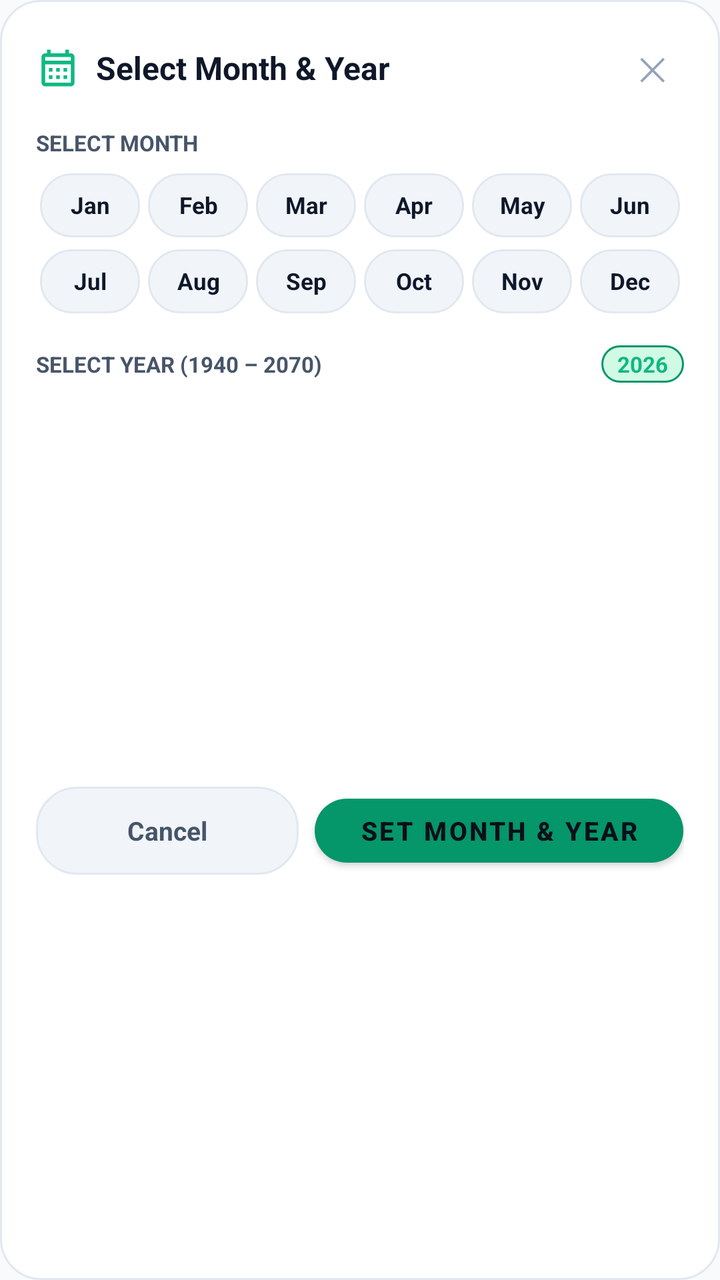
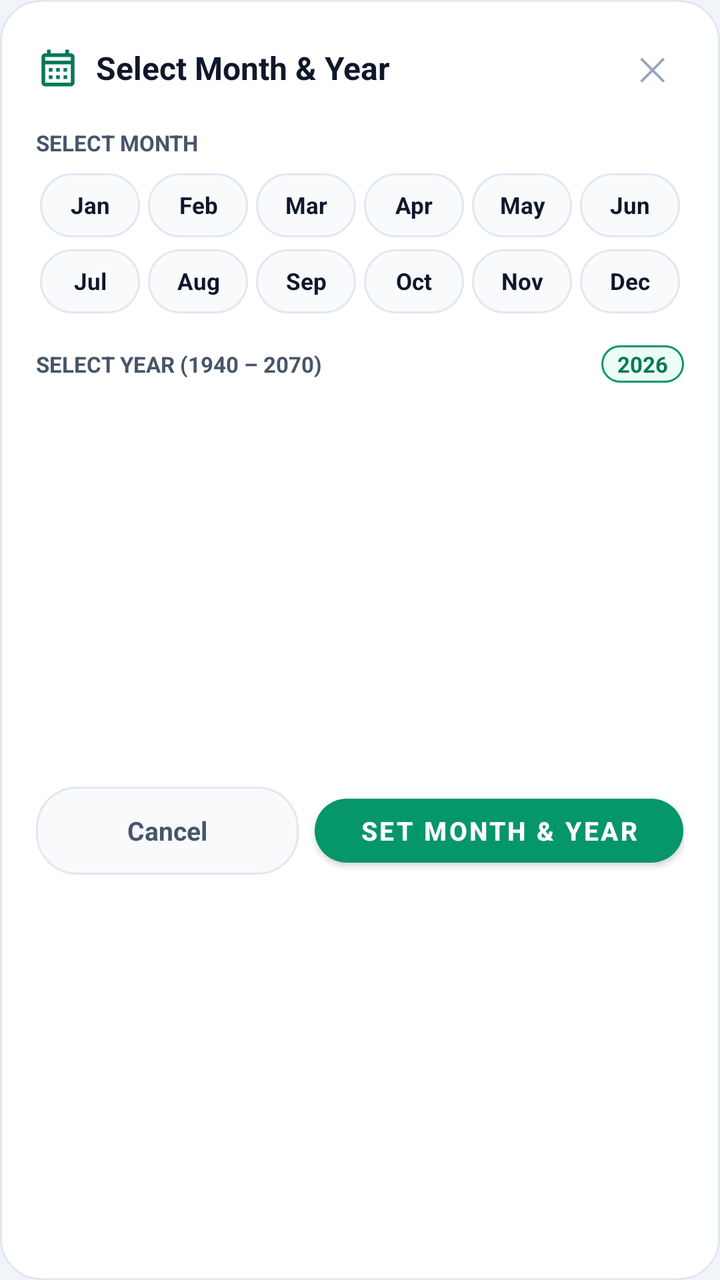

The first picture is an Android layout as it rendered before a commit; the second is the same layout after the commit. The layout source and the unified diff follow.
<!-- AndroidManifest.xml: application theme AppTheme -->
<!-- res/layout/dialog_select_month_year.xml -->
<?xml version="1.0" encoding="utf-8"?>
<LinearLayout
    xmlns:android="http://schemas.android.com/apk/res/android"
    xmlns:app="http://schemas.android.com/apk/res-auto"
    android:layout_width="match_parent"
    android:layout_height="wrap_content"
    android:orientation="vertical"
    android:background="@drawable/bg_dialog_calendar"
    android:padding="18dp">

    
    <LinearLayout
        android:layout_width="match_parent"
        android:layout_height="wrap_content"
        android:orientation="horizontal"
        android:gravity="center_vertical">

        <ImageView
            android:layout_width="22dp"
            android:layout_height="22dp"
            android:src="@drawable/ic_calendar"
            android:tint="@color/green_mint"
            android:layout_marginEnd="8dp"
            android:contentDescription="Calendar" />

        <TextView
            android:layout_width="0dp"
            android:layout_height="wrap_content"
            android:layout_weight="1"
            android:text="Select Month &amp; Year"
            android:textColor="@color/text_primary"
            android:textSize="16sp"
            android:textStyle="bold" />

        <TextView
            android:id="@+id/tvCloseMonthYear"
            android:layout_width="32dp"
            android:layout_height="32dp"
            android:gravity="center"
            android:text="✕"
            android:textColor="@color/text_muted"
            android:textSize="16sp"
            android:clickable="true"
            android:focusable="true" />
    </LinearLayout>

    
    <TextView
        android:layout_width="wrap_content"
        android:layout_height="wrap_content"
        android:layout_marginTop="14dp"
        android:layout_marginBottom="6dp"
        android:text="SELECT MONTH"
        android:textColor="@color/text_secondary"
        android:textSize="11sp"
        android:textStyle="bold" />

    
    <LinearLayout
        android:layout_width="match_parent"
        android:layout_height="wrap_content"
        android:orientation="horizontal">

        <TextView
            android:id="@+id/btnMonth0"
            android:layout_width="0dp"
            android:layout_height="32dp"
            android:layout_weight="1"
            android:layout_margin="2dp"
            android:background="@drawable/bg_pill_dark"
            android:gravity="center"
            android:text="Jan"
            android:textColor="@color/text_primary"
            android:textSize="11.5sp"
            android:textStyle="bold"
            android:clickable="true"
            android:focusable="true" />

        <TextView
            android:id="@+id/btnMonth1"
            android:layout_width="0dp"
            android:layout_height="32dp"
            android:layout_weight="1"
            android:layout_margin="2dp"
            android:background="@drawable/bg_pill_dark"
            android:gravity="center"
            android:text="Feb"
            android:textColor="@color/text_primary"
            android:textSize="11.5sp"
            android:textStyle="bold"
            android:clickable="true"
            android:focusable="true" />

        <TextView
            android:id="@+id/btnMonth2"
            android:layout_width="0dp"
            android:layout_height="32dp"
            android:layout_weight="1"
            android:layout_margin="2dp"
            android:background="@drawable/bg_pill_dark"
            android:gravity="center"
            android:text="Mar"
            android:textColor="@color/text_primary"
            android:textSize="11.5sp"
            android:textStyle="bold"
            android:clickable="true"
            android:focusable="true" />

        <TextView
            android:id="@+id/btnMonth3"
            android:layout_width="0dp"
            android:layout_height="32dp"
            android:layout_weight="1"
            android:layout_margin="2dp"
            android:background="@drawable/bg_pill_dark"
            android:gravity="center"
            android:text="Apr"
            android:textColor="@color/text_primary"
            android:textSize="11.5sp"
            android:textStyle="bold"
            android:clickable="true"
            android:focusable="true" />

        <TextView
            android:id="@+id/btnMonth4"
            android:layout_width="0dp"
            android:layout_height="32dp"
            android:layout_weight="1"
            android:layout_margin="2dp"
            android:background="@drawable/bg_pill_dark"
            android:gravity="center"
            android:text="May"
            android:textColor="@color/text_primary"
            android:textSize="11.5sp"
            android:textStyle="bold"
            android:clickable="true"
            android:focusable="true" />

        <TextView
            android:id="@+id/btnMonth5"
            android:layout_width="0dp"
            android:layout_height="32dp"
            android:layout_weight="1"
            android:layout_margin="2dp"
            android:background="@drawable/bg_pill_dark"
            android:gravity="center"
            android:text="Jun"
            android:textColor="@color/text_primary"
            android:textSize="11.5sp"
            android:textStyle="bold"
            android:clickable="true"
            android:focusable="true" />
    </LinearLayout>

    <LinearLayout
        android:layout_width="match_parent"
        android:layout_height="wrap_content"
        android:layout_marginTop="2dp"
        android:orientation="horizontal">

        <TextView
            android:id="@+id/btnMonth6"
            android:layout_width="0dp"
            android:layout_height="32dp"
            android:layout_weight="1"
            android:layout_margin="2dp"
            android:background="@drawable/bg_pill_dark"
            android:gravity="center"
            android:text="Jul"
            android:textColor="@color/text_primary"
            android:textSize="11.5sp"
            android:textStyle="bold"
            android:clickable="true"
            android:focusable="true" />

        <TextView
            android:id="@+id/btnMonth7"
            android:layout_width="0dp"
            android:layout_height="32dp"
            android:layout_weight="1"
            android:layout_margin="2dp"
            android:background="@drawable/bg_pill_dark"
            android:gravity="center"
            android:text="Aug"
            android:textColor="@color/text_primary"
            android:textSize="11.5sp"
            android:textStyle="bold"
            android:clickable="true"
            android:focusable="true" />

        <TextView
            android:id="@+id/btnMonth8"
            android:layout_width="0dp"
            android:layout_height="32dp"
            android:layout_weight="1"
            android:layout_margin="2dp"
            android:background="@drawable/bg_pill_dark"
            android:gravity="center"
            android:text="Sep"
            android:textColor="@color/text_primary"
            android:textSize="11.5sp"
            android:textStyle="bold"
            android:clickable="true"
            android:focusable="true" />

        <TextView
            android:id="@+id/btnMonth9"
            android:layout_width="0dp"
            android:layout_height="32dp"
            android:layout_weight="1"
            android:layout_margin="2dp"
            android:background="@drawable/bg_pill_dark"
            android:gravity="center"
            android:text="Oct"
            android:textColor="@color/text_primary"
            android:textSize="11.5sp"
            android:textStyle="bold"
            android:clickable="true"
            android:focusable="true" />

        <TextView
            android:id="@+id/btnMonth10"
            android:layout_width="0dp"
            android:layout_height="32dp"
            android:layout_weight="1"
            android:layout_margin="2dp"
            android:background="@drawable/bg_pill_dark"
            android:gravity="center"
            android:text="Nov"
            android:textColor="@color/text_primary"
            android:textSize="11.5sp"
            android:textStyle="bold"
            android:clickable="true"
            android:focusable="true" />

        <TextView
            android:id="@+id/btnMonth11"
            android:layout_width="0dp"
            android:layout_height="32dp"
            android:layout_weight="1"
            android:layout_margin="2dp"
            android:background="@drawable/bg_pill_dark"
            android:gravity="center"
            android:text="Dec"
            android:textColor="@color/text_primary"
            android:textSize="11.5sp"
            android:textStyle="bold"
            android:clickable="true"
            android:focusable="true" />
    </LinearLayout>

    
    <LinearLayout
        android:layout_width="match_parent"
        android:layout_height="wrap_content"
        android:layout_marginTop="14dp"
        android:orientation="horizontal"
        android:gravity="center_vertical">

        <TextView
            android:layout_width="0dp"
            android:layout_height="wrap_content"
            android:layout_weight="1"
            android:text="SELECT YEAR (1940 – 2070)"
            android:textColor="@color/text_secondary"
            android:textSize="11sp"
            android:textStyle="bold" />

        <TextView
            android:id="@+id/tvCurrentYearSelectedBadge"
            android:layout_width="wrap_content"
            android:layout_height="wrap_content"
            android:background="@drawable/bg_chip_green"
            android:text="2026"
            android:textColor="@color/green_mint"
            android:textSize="11sp"
            android:textStyle="bold"
            android:paddingStart="8dp"
            android:paddingEnd="8dp"
            android:paddingTop="2dp"
            android:paddingBottom="2dp" />
    </LinearLayout>

    
    <HorizontalScrollView
        android:layout_width="match_parent"
        android:layout_height="wrap_content"
        android:scrollbars="none"
        android:layout_marginTop="8dp">

        <LinearLayout
            android:id="@+id/layoutDecadeChips"
            android:layout_width="wrap_content"
            android:layout_height="wrap_content"
            android:orientation="horizontal">

            
        </LinearLayout>
    </HorizontalScrollView>

    
    <androidx.recyclerview.widget.RecyclerView
        android:id="@+id/rvYearGrid"
        android:layout_width="match_parent"
        android:layout_height="170dp"
        android:layout_marginTop="8dp"
        android:scrollbars="vertical" />

    
    <LinearLayout
        android:layout_width="match_parent"
        android:layout_height="wrap_content"
        android:layout_marginTop="16dp"
        android:orientation="horizontal">

        <TextView
            android:id="@+id/btnCancelMonthYear"
            android:layout_width="0dp"
            android:layout_height="44dp"
            android:layout_weight="1"
            android:layout_marginEnd="8dp"
            android:background="@drawable/bg_pill_dark"
            android:gravity="center"
            android:text="Cancel"
            android:textColor="@color/text_secondary"
            android:textSize="13sp"
            android:textStyle="bold"
            android:clickable="true"
            android:focusable="true" />

        <com.google.android.material.button.MaterialButton
            android:id="@+id/btnApplyMonthYear"
            android:layout_width="0dp"
            android:layout_height="44dp"
            android:layout_weight="1.4"
            android:text="Set Month &amp; Year"
            android:textColor="#0B0F19"
            android:textSize="13sp"
            android:textStyle="bold"
            app:backgroundTint="@color/green_emerald"
            app:cornerRadius="22dp" />
    </LinearLayout>

</LinearLayout>
<!-- resources referenced by this layout -->
<resources>
  <color name="green_emerald">#059669</color>
  <color name="green_mint">#10B981</color>
  <color name="text_muted">#94A3B8</color>
  <color name="text_primary">#0F172A</color>
  <color name="text_secondary">#475569</color>
  <!-- drawable bg_chip_green (drawable) -->
  <?xml version="1.0" encoding="utf-8"?>
  <shape xmlns:android="http://schemas.android.com/apk/res/android"
      android:shape="rectangle">
      <solid android:color="@color/green_bg" />
      <corners android:radius="12dp" />
      <stroke
          android:width="1dp"
          android:color="@color/green_emerald" />
  </shape>
  <!-- drawable bg_dialog_calendar (drawable) -->
  <?xml version="1.0" encoding="utf-8"?>
  <shape xmlns:android="http://schemas.android.com/apk/res/android"
      android:shape="rectangle">
      <solid android:color="@color/bg_card" />
      <corners android:radius="20dp" />
      <stroke android:width="1dp" android:color="@color/border_dark" />
  </shape>
  <!-- drawable bg_pill_dark (drawable) -->
  <?xml version="1.0" encoding="utf-8"?>
  <shape xmlns:android="http://schemas.android.com/apk/res/android"
      android:shape="rectangle">
      <solid android:color="@color/bg_card_secondary" />
      <corners android:radius="20dp" />
      <stroke
          android:width="1dp"
          android:color="@color/border_dark" />
  </shape>
  <!-- drawable ic_calendar (drawable) -->
  <vector xmlns:android="http://schemas.android.com/apk/res/android"
      android:width="22dp"
      android:height="22dp"
      android:viewportWidth="24"
      android:viewportHeight="24">
    <path
        android:fillColor="@color/green_emerald"
        android:pathData="M19,4h-1V2h-2v2H8V2H6v2H5C3.89,4 3.01,4.9 3.01,6L3,20c0,1.1 0.89,2 2,2h14c1.1,0 2,-0.9 2,-2V6C21,4.9 20.1,4 19,4zM19,20H5V10h14V20zM19,8H5V6h14V8zM9,14H7v-2h2V14zM13,14h-2v-2h2V14zM17,14h-2v-2h2V14zM9,18H7v-2h2V18zM13,18h-2v-2h2V18zM17,18h-2v-2h2V18z"/>
  </vector>
  <style name="AppTheme" parent="Theme.MaterialComponents.DayNight.NoActionBar">
          <item name="colorPrimary">@color/colorPrimary</item>
          <item name="colorPrimaryDark">@color/colorPrimaryDark</item>
          <item name="colorAccent">@color/colorAccent</item>
          <item name="android:windowBackground">@color/bg_dark</item>
          <item name="android:statusBarColor">@color/bg_dark</item>
          <item name="android:navigationBarColor">@color/nav_bottom_bg</item>
          <item name="android:textColorPrimary">@color/text_primary</item>
          <item name="android:textColorSecondary">@color/text_secondary</item>
          <item name="android:windowLightStatusBar">true</item>
          <item name="bottomSheetDialogTheme">@style/FinMngrBottomSheetDialogTheme</item>
      </style>
  <color name="green_bg">#D1FAE5</color>
  <color name="bg_card">#FFFFFF</color>
  <color name="border_dark">#E2E8F0</color>
  <color name="bg_card_secondary">#F1F5F9</color>
  <color name="colorPrimary">#059669</color>
  <color name="colorPrimaryDark">#F1F5F9</color>
  <color name="colorAccent">#059669</color>
  <color name="bg_dark">#F8FAFC</color>
  <color name="nav_bottom_bg">#FFFFFF</color>
  <style name="FinMngrBottomSheetDialogTheme" parent="ThemeOverlay.MaterialComponents.BottomSheetDialog">
          <item name="bottomSheetStyle">@style/FinMngrBottomSheetModal</item>
      </style>
  <style name="FinMngrBottomSheetModal" parent="Widget.MaterialComponents.BottomSheet.Modal">
          <item name="android:background">@android:color/transparent</item>
      </style>
</resources>

<!-- the commit's change to res/layout/dialog_select_month_year.xml (unified diff, before → after) -->
@@ -334,7 +334,7 @@
             android:layout_height="44dp"
             android:layout_weight="1.4"
             android:text="Set Month &amp; Year"
-            android:textColor="#0B0F19"
+            android:textColor="@color/text_on_primary"
             android:textSize="13sp"
             android:textStyle="bold"
             app:backgroundTint="@color/green_emerald"
<!-- resource entries referenced after the edit -->
@@ -1,8 +1,9 @@
 <!-- resources referenced by this layout -->
 <resources>
   <color name="green_emerald">#059669</color>
-  <color name="green_mint">#10B981</color>
+  <color name="green_mint">#047857</color>
   <color name="text_muted">#94A3B8</color>
+  <color name="text_on_primary">#FFFFFF</color>
   <color name="text_primary">#0F172A</color>
   <color name="text_secondary">#475569</color>
   <!-- drawable bg_chip_green (drawable) -->
@@ -55,14 +56,14 @@
           <item name="android:windowLightStatusBar">true</item>
           <item name="bottomSheetDialogTheme">@style/FinMngrBottomSheetDialogTheme</item>
       </style>
-  <color name="green_bg">#D1FAE5</color>
+  <color name="green_bg">#ECFDF5</color>
   <color name="bg_card">#FFFFFF</color>
   <color name="border_dark">#E2E8F0</color>
-  <color name="bg_card_secondary">#F1F5F9</color>
-  <color name="colorPrimary">#059669</color>
-  <color name="colorPrimaryDark">#F1F5F9</color>
-  <color name="colorAccent">#059669</color>
-  <color name="bg_dark">#F8FAFC</color>
+  <color name="bg_card_secondary">#F8FAFC</color>
+  <color name="colorPrimary">#0D9488</color>
+  <color name="colorPrimaryDark">#E2E8F0</color>
+  <color name="colorAccent">#0D9488</color>
+  <color name="bg_dark">#F1F5F9</color>
   <color name="nav_bottom_bg">#FFFFFF</color>
   <style name="FinMngrBottomSheetDialogTheme" parent="ThemeOverlay.MaterialComponents.BottomSheetDialog">
           <item name="bottomSheetStyle">@style/FinMngrBottomSheetModal</item>
